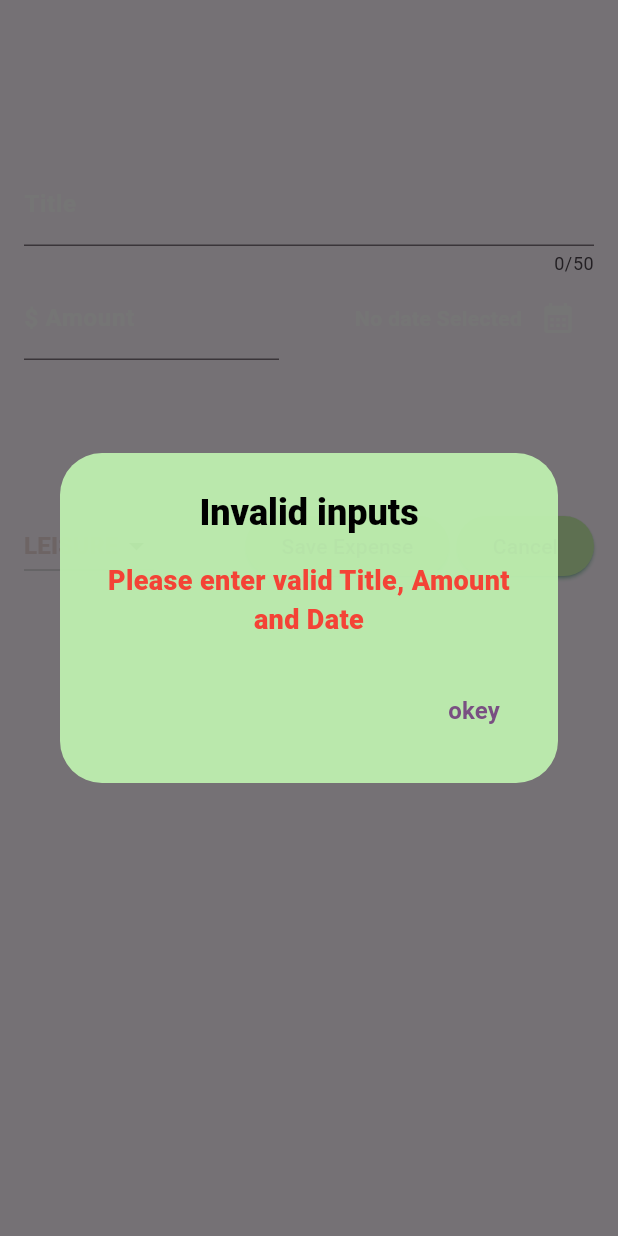
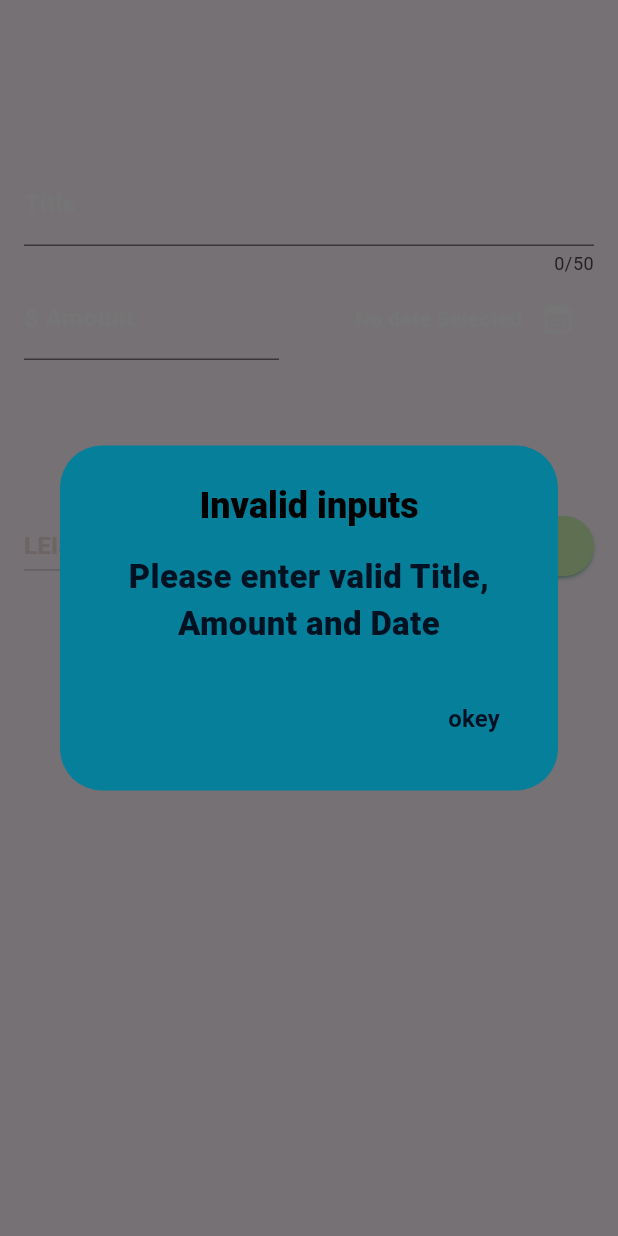
Before and after one commit to kabirDulal/expense_tracker, a Flutter app: the NewExpense widget shown alone on an empty page, opened directly with empty values, after a tap on "Save Expense", on a phone screen of 412 x 824 dp. Run offline on Flutter 3.47's test engine with Material 3 defaults, Android fonts, the phone set to English and light mode, and no system bars.

```diff
--- a/expense_tracker/lib/models/expense.dart
+++ b/expense_tracker/lib/models/expense.dart
@@ -1,4 +1,5 @@
-import 'package:expense_tracker/widgets/expenses.dart';
+import 'dart:math';
+
 import 'package:flutter/material.dart';
 import 'package:intl/intl.dart';
 import 'package:uuid/uuid.dart';
--- a/expense_tracker/lib/widgets/new_expense.dart
+++ b/expense_tracker/lib/widgets/new_expense.dart
@@ -38,7 +38,7 @@ class _NewExpenseState extends State<NewExpense> {
       showDialog(
         context: context,
         builder: (ctx) => AlertDialog(
-          backgroundColor: const Color.fromARGB(238, 191, 241, 176),
+          backgroundColor: const Color.fromARGB(255, 5, 127, 154),
           title: const Text(
             'Invalid inputs',
             style: TextStyle(
@@ -50,9 +50,9 @@ class _NewExpenseState extends State<NewExpense> {
           content: const Text(
             'Please enter valid Title, Amount and Date',
             style: TextStyle(
-              color: Colors.red,
+              color: Color.fromARGB(255, 0, 18, 34),
               fontWeight: FontWeight.w800,
-              fontSize: 18,
+              fontSize: 22,
             ),
             textAlign: TextAlign.center,
           ),
@@ -64,9 +64,9 @@ class _NewExpenseState extends State<NewExpense> {
               child: const Text(
                 'okey',
                 style: TextStyle(
-                  fontWeight: FontWeight.w600,
-                  fontSize: 16,
-                ),
+                    fontWeight: FontWeight.w600,
+                    fontSize: 16,
+                    color: Color.fromARGB(255, 0, 18, 34)),
               ),
             ),
           ],
--- a/expense_tracker/pubspec.yaml
+++ b/expense_tracker/pubspec.yaml
@@ -61,9 +61,7 @@ flutter:
   uses-material-design: true
 
   # To add assets to your application, add an assets section, like this:
-  # assets:
-  #   - images/a_dot_burr.jpeg
-  #   - images/a_dot_ham.jpeg
+  assets:
 
   # An image asset can refer to one or more resolution-specific "variants", see
   # https://flutter.dev/to/resolution-aware-images
```
Also changed, not shown: expense_tracker/lib/widgets/expenses.dart (+13 -6 lines).
